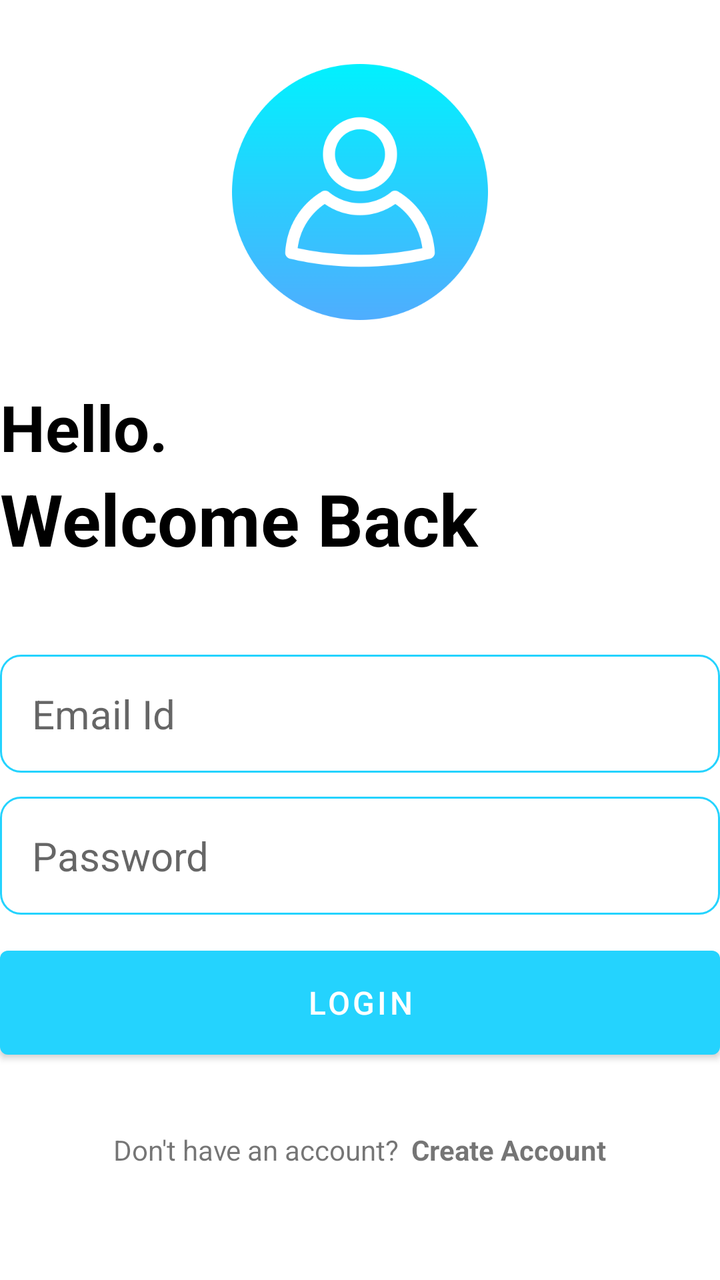
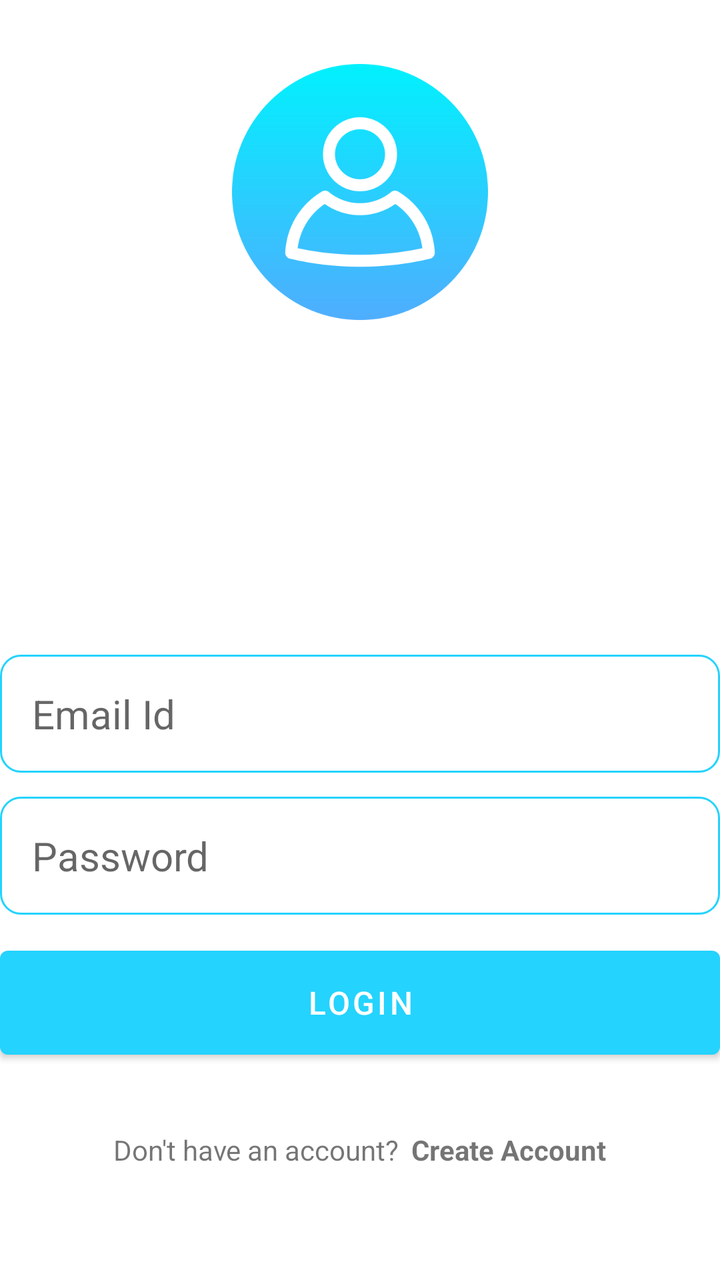

Before-and-after screenshots of an Android layout around one commit, followed by the original layout XML and the change that was made.
<!-- AndroidManifest.xml: application theme Theme.NotesPro -->
<!-- res/layout/activity_login.xml -->
<?xml version="1.0" encoding="utf-8"?>
<RelativeLayout xmlns:android="http://schemas.android.com/apk/res/android"
    xmlns:app="http://schemas.android.com/apk/res-auto"
    xmlns:tools="http://schemas.android.com/tools"
    android:layout_width="match_parent"
    android:layout_height="match_parent"
    android:layout_marginHorizontal="32dp"
    android:layout_marginVertical="16dp"
    tools:context=".LoginActivity">

    <ImageView
        android:id="@+id/login_icon"
        android:layout_width="128dp"
        android:layout_height="128dp"
        android:layout_centerHorizontal="true"
        android:layout_marginVertical="32dp"
        android:contentDescription="@string/login_icon"
        android:src="@drawable/login" />

    <LinearLayout
        android:id="@+id/hello_text"
        android:layout_width="match_parent"
        android:layout_height="wrap_content"
        android:layout_below="@id/login_icon"
        android:orientation="vertical">

        <TextView
            android:layout_width="match_parent"
            android:layout_height="wrap_content"
            android:text="@string/hello2"
            android:textColor="@color/black"
            android:textSize="32sp"
            android:textStyle="bold" />

        <TextView
            android:layout_width="match_parent"
            android:layout_height="wrap_content"
            android:text="@string/welcome_back"
            android:textColor="@color/black"
            android:textSize="36sp"
            android:textStyle="bold" />

    </LinearLayout>

    <LinearLayout
        android:id="@+id/form_layout"
        android:layout_width="match_parent"
        android:layout_height="wrap_content"
        android:layout_below="@id/hello_text"
        android:layout_marginVertical="32dp"
        android:orientation="vertical">

        <EditText
            android:id="@+id/email_edit_text"
            android:layout_width="match_parent"
            android:layout_height="wrap_content"
            android:layout_marginTop="12dp"
            android:autofillHints="Email edit text"
            android:background="@drawable/rounded_corner"
            android:hint="@string/email_id2"
            android:inputType="textEmailAddress"
            android:padding="16dp"
            android:textSize="20sp" />

        <EditText
            android:id="@+id/password_edit_text"
            android:layout_width="match_parent"
            android:layout_height="wrap_content"
            android:layout_marginTop="12dp"
            android:autofillHints="Minimum of 6 characters"
            android:background="@drawable/rounded_corner"
            android:hint="@string/password2"
            android:inputType="textPassword"
            android:padding="16dp"
            android:textSize="20sp" />


        <com.google.android.material.button.MaterialButton
            android:id="@+id/login_btn"
            android:layout_width="match_parent"
            android:layout_height="64dp"
            android:layout_marginTop="12dp"
            android:text="@string/login2"
            android:textSize="16sp" />

        <ProgressBar
            android:id="@+id/progress_bar"
            android:layout_width="24dp"
            android:layout_height="64dp"
            android:layout_gravity="center"
            android:layout_marginTop="12dp"
            android:visibility="gone" />

    </LinearLayout>

    <LinearLayout
        android:layout_width="match_parent"
        android:layout_height="wrap_content"
        android:layout_below="@id/form_layout"
        android:gravity="center"
        android:orientation="horizontal">

        <TextView
            android:layout_width="wrap_content"
            android:layout_height="wrap_content"
            android:text="@string/don_t_have_an_account"
            android:layout_marginEnd="6dp"/>

        <TextView
            android:id="@+id/create_account_text_view_btn"
            android:layout_width="wrap_content"
            android:layout_height="wrap_content"
            android:text="@string/create_account2"
            android:textStyle="bold" />

    </LinearLayout>

</RelativeLayout>
<!-- resources referenced by this layout -->
<resources>
  <color name="black">#FF000000</color>
  <!-- drawable login: png bitmap (drawable, 25714 bytes) -->
  <!-- drawable rounded_corner (drawable) -->
  <?xml version="1.0" encoding="utf-8"?>
  <shape xmlns:android="http://schemas.android.com/apk/res/android"
      android:shape="rectangle">
      <corners android:radius="10dp"/>
      <stroke android:width="1dp" android:color="@color/my_primary"/>
  
  </shape>
  <string name="create_account2">Create Account</string>
  <string name="don_t_have_an_account">Don\'t have an account?</string>
  <string name="email_id2">Email Id</string>
  <string name="hello2">Hello.</string>
  <string name="login2">LogIn</string>
  <string name="login_icon">Login Icon</string>
  <string name="password2">Password</string>
  <string name="welcome_back">Welcome Back</string>
  <style name="Theme.NotesPro" parent="Theme.MaterialComponents.DayNight.NoActionBar">
          
          <item name="colorPrimary">@color/my_primary</item>
          <item name="colorPrimaryVariant">@color/my_primary</item>
          <item name="colorOnPrimary">@color/white</item>
          
          <item name="colorSecondary">@color/teal_200</item>
          <item name="colorSecondaryVariant">@color/teal_700</item>
          <item name="colorOnSecondary">@color/black</item>
          
          <item name="android:statusBarColor">@color/my_primary</item>
          
      </style>
  <color name="my_primary">#FF24D3FE</color>
  <color name="white">#FFFFFFFF</color>
  <color name="teal_200">#FF03DAC5</color>
  <color name="teal_700">#FF018786</color>
</resources>

<!-- the commit's change to res/layout/activity_login.xml (unified diff, before → after) -->
@@ -28,7 +28,7 @@
             android:layout_width="match_parent"
             android:layout_height="wrap_content"
             android:text="@string/hello2"
-            android:textColor="@color/black"
+            android:textColor="@color/white"
             android:textSize="32sp"
             android:textStyle="bold" />
 
@@ -36,7 +36,7 @@
             android:layout_width="match_parent"
             android:layout_height="wrap_content"
             android:text="@string/welcome_back"
-            android:textColor="@color/black"
+            android:textColor="@color/white"
             android:textSize="36sp"
             android:textStyle="bold" />
 
